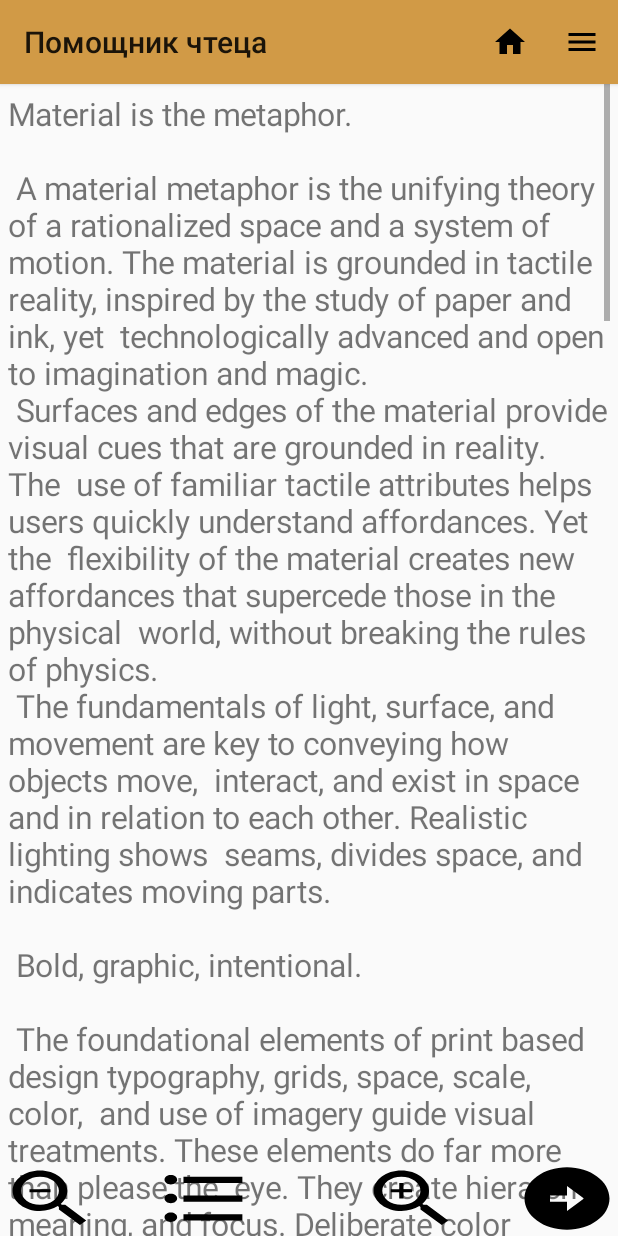
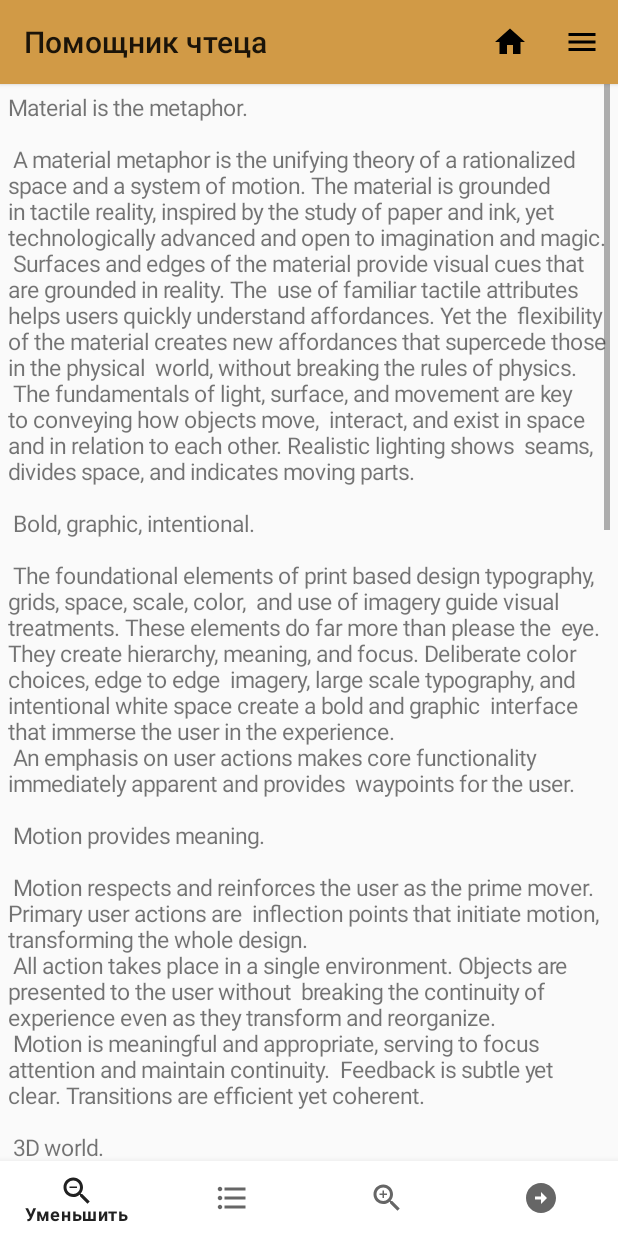
Before and after one commit to haniko135/akafist_mobile_app, an Android app: the PrayerFragment screen opened through its navigation route, on a phone screen of 412 x 824 dp. Run offline under Robolectric (Android 15) with nearby library versions, the phone set to English and light mode, and no system bars; network calls fail; 1 statement that could not run was skipped.

Commit message:
add global variables and bottomNavView to Prayer

```diff
--- a/app/src/main/AndroidManifest.xml
+++ b/app/src/main/AndroidManifest.xml
@@ -10,6 +10,7 @@
     <uses-permission android:name="android.permission.MANAGE_EXTERNAL_STORAGE"/>
 
     <application
+        android:name=".AkafistApplication"
         android:allowBackup="true"
         android:dataExtractionRules="@xml/data_extraction_rules"
         android:fullBackupContent="@xml/backup_rules"
--- a/app/src/main/java/com/example/akafist/MainActivity.java
+++ b/app/src/main/java/com/example/akafist/MainActivity.java
@@ -29,6 +29,7 @@ import java.nio.file.Path;
 public class MainActivity extends AppCompatActivity {
 
     public ActivityMainBinding binding;
+    public boolean isChecked = false;
     NavController navController;
 
     @Override
@@ -37,6 +38,9 @@ public class MainActivity extends AppCompatActivity {
         super.onPostResume();
         binding = ActivityMainBinding.inflate(getLayoutInflater());
         setContentView(binding.getRoot());
+
+        /*AkafistApplication akafistApplication = (AkafistApplication)getApplication();
+        isChecked = akafistApplication.globalIsChecked;*/
 
         Toolbar supToolBar = findViewById(R.id.supToolBar);
         setSupportActionBar(supToolBar);
@@ -47,25 +51,7 @@ public class MainActivity extends AppCompatActivity {
                 (NavHostFragment) getSupportFragmentManager().findFragmentById(R.id.nav_fragment);
 
         navController = navHostFragment.getNavController();
-
-
         navController.setGraph(R.navigation.routes);
-
-        //binding.bNav.setOnItemSelectedListener(obItList);
-        /*binding.bNav.setOnItemSelectedListener(new NavigationBarView.OnItemSelectedListener() {
-            @Override
-            public boolean onNavigationItemSelected(@NonNull MenuItem item) {
-                switch (item.getItemId()) {
-                    case R.id.homeFragment:
-                        navController.navigate(R.id.action_global_home2);
-                        return true;
-                    case R.id.menuFragment:
-                        navController.navigate(R.id.action_global_menu);
-                        return true;
-                }
-                return true;
-            }
-        });*/
 
     }
 
--- a/app/src/main/java/com/example/akafist/fragments/PrayerFragment.java
+++ b/app/src/main/java/com/example/akafist/fragments/PrayerFragment.java
@@ -10,12 +10,14 @@ import androidx.navigation.fragment.FragmentKt;
 import android.util.Log;
 import android.util.TypedValue;
 import android.view.LayoutInflater;
+import android.view.MenuItem;
 import android.view.View;
 import android.view.ViewGroup;
 import android.widget.TextView;
 
 import com.example.akafist.R;
 import com.example.akafist.databinding.FragmentPrayerBinding;
+import com.google.android.material.navigation.NavigationBarView;
 
 /**
  * A simple {@link Fragment} subclass.
@@ -28,15 +30,14 @@ public class PrayerFragment extends Fragment {
     private float textSize;
     private int prevMenu;
     private int largeText;
+    FragmentPrayerBinding binding;
 
     public PrayerFragment() {
         // Required empty public constructor
     }
 
-    // TODO: Rename and change types and number of parameters
     public static PrayerFragment newInstance() {
-        PrayerFragment fragment = new PrayerFragment();
-        return fragment;
+        return new PrayerFragment();
     }
 
     @Override
@@ -49,7 +50,7 @@ public class PrayerFragment extends Fragment {
         super.onViewCreated(view, savedInstanceState);
         textPrayer = getActivity().findViewById(R.id.text_prayer);
         textSize = getResources().getDimension(R.dimen.text_prayer);
-        textPrayer.setTextSize(TypedValue.applyDimension(TypedValue.COMPLEX_UNIT_PX, textSize, getContext().getResources().getDisplayMetrics()));
+        textPrayer.setTextSize(convertToPx());
         textPrayer.setText(largeText);
         Log.i("PRAYER", Float.toString(textSize));
     }
@@ -62,41 +63,40 @@ public class PrayerFragment extends Fragment {
             largeText = getArguments().getInt("largeText");
         }
 
-        View view = inflater.inflate(R.layout.fragment_prayer, container, false);
+        binding = FragmentPrayerBinding.inflate(getLayoutInflater());
 
-        view.findViewById(R.id.zoom_out).setOnClickListener(new View.OnClickListener() {
+        binding.prayerOptions.setOnItemSelectedListener(new NavigationBarView.OnItemSelectedListener() {
             @Override
-            public void onClick(View view) {
+            public boolean onNavigationItemSelected(@NonNull MenuItem item) {
+                switch (item.getItemId()){
+                    case R.id.zoom_out:
                         textSize--;
-                textPrayer.setTextSize(TypedValue.applyDimension(TypedValue.COMPLEX_UNIT_PX, textSize, getContext().getResources().getDisplayMetrics()));
+                        textPrayer.setTextSize(convertToPx());
                         Log.i("PRAYER", Float.toString(textSize));
-            }
-        });
-
-        view.findViewById(R.id.zoom_in).setOnClickListener(new View.OnClickListener() {
-            @Override
-            public void onClick(View view) {
+                        return true;
+                    case R.id.to_menu:
+                        FragmentKt.findNavController(getParentFragment()).navigate(prevMenu);
+                        return true;
+                    case R.id.zoom_in:
                         textSize++;
-                textPrayer.setTextSize(TypedValue.applyDimension(TypedValue.COMPLEX_UNIT_PX, textSize, getContext().getResources().getDisplayMetrics()));
+                        textPrayer.setTextSize(convertToPx());
                         Log.i("PRAYER", Float.toString(textSize));
-            }
-        });
-        view.findViewById(R.id.to_menu).setOnClickListener(new View.OnClickListener() {
-            @Override
-            public void onClick(View view) {
-                FragmentKt.findNavController(getParentFragment()).navigate(prevMenu);
-            }
-        });
-        view.findViewById(R.id.next_prayer).setOnClickListener(new View.OnClickListener() {
-            @Override
-            public void onClick(View view) {
+                        return true;
+                    case R.id.next_prayer:
                         Bundle bundle = new Bundle();
                         bundle.putInt("prevMenu", prevMenu);
                         bundle.putInt("largeText", R.string.large_text);
                         FragmentKt.findNavController(getParentFragment()).navigate(R.id.action_prayerFragment_self, bundle);
+                        return true;
+                }
+                return true;
             }
         });
 
-        return view;
+        return binding.getRoot();
+    }
+
+    private float convertToPx(){
+        return TypedValue.applyDimension(TypedValue.COMPLEX_UNIT_PX, textSize, getContext().getResources().getDisplayMetrics());
     }
 }
--- a/app/src/main/res/layout/fragment_prayer.xml
+++ b/app/src/main/res/layout/fragment_prayer.xml
@@ -29,50 +29,20 @@
                 android:layout_height="wrap_content"
                 android:textSize="@dimen/text_prayer"
                 android:text="@string/large_text" />
+
         </LinearLayout>
     </ScrollView>
 
-    <LinearLayout
+    <com.google.android.material.bottomnavigation.BottomNavigationView
         android:id="@+id/prayer_options"
         android:layout_width="match_parent"
         android:layout_height="50dp"
-        android:gravity="bottom"
-        android:orientation="horizontal"
         app:layout_constraintBottom_toBottomOf="parent"
+        app:layout_constraintStart_toStartOf="parent"
         app:layout_constraintEnd_toEndOf="parent"
-        app:layout_constraintStart_toStartOf="parent">
-
-        <TextView
-            android:id="@+id/zoom_out"
-            android:layout_width="wrap_content"
-            android:layout_height="match_parent"
-            android:layout_weight="1"
-            android:background="@drawable/ic_baseline_zoom_out_24" />
-
-        <TextView
-            android:id="@+id/to_menu"
-            android:layout_width="wrap_content"
-            android:layout_height="match_parent"
-            android:layout_weight="1"
-            android:layout_marginHorizontal="35dp"
-            android:background="@drawable/ic_baseline_format_list_bulleted_24" />
-
-        <TextView
-            android:id="@+id/zoom_in"
-            android:layout_width="wrap_content"
-            android:layout_height="match_parent"
-            android:layout_weight="1"
-            android:layout_marginHorizontal="35dp"
-            android:background="@drawable/ic_baseline_zoom_in_24" />
-
-        <TextView
-            android:id="@+id/next_prayer"
-            android:layout_width="wrap_content"
-            android:layout_height="match_parent"
-            android:layout_weight="1"
-            android:background="@drawable/ic_baseline_arrow_circle_right_24" />
+        app:menu="@menu/prayer_menu"
+        android:theme="@style/Theme.MaterialComponents.Light.DarkActionBar"
+        />
 
 
-    </LinearLayout>
-
 </androidx.constraintlayout.widget.ConstraintLayout>
--- /dev/null
+++ b/app/src/main/res/menu/prayer_menu.xml
@@ -0,0 +1,28 @@
+<?xml version="1.0" encoding="utf-8"?>
+<menu xmlns:android="http://schemas.android.com/apk/res/android"
+    xmlns:app="http://schemas.android.com/apk/res-auto">
+
+    <item
+        android:id="@+id/zoom_out"
+        android:title="Уменьшить"
+        android:icon="@drawable/ic_baseline_zoom_out_24"
+        app:showAsAction="always"/>
+
+    <item
+        android:id="@+id/to_menu"
+        android:title="Увеличить"
+        android:icon="@drawable/ic_baseline_format_list_bulleted_24"
+        app:showAsAction="always"/>
+
+    <item
+        android:id="@+id/zoom_in"
+        android:title="Увеличить"
+        android:icon="@drawable/ic_baseline_zoom_in_24"
+        app:showAsAction="always"/>
+
+    <item
+        android:id="@+id/next_prayer"
+        android:title="Увеличить"
+        android:icon="@drawable/ic_baseline_arrow_circle_right_24"
+        app:showAsAction="always"/>
+</menu>
--- a/app/src/main/res/values/dimens.xml
+++ b/app/src/main/res/values/dimens.xml
@@ -1,4 +1,4 @@
 <resources>
     <dimen name="text_margin">16dp</dimen>
-    <dimen name="text_prayer">14sp</dimen>
+    <dimen name="text_prayer">10sp</dimen>
 </resources>
```
Also changed, not shown: app/src/main/java/com/example/akafist/AkafistApplication.java (added, +7 -0 lines), app/src/main/java/com/example/akafist/fragments/LinksFragment.java (+41 -12 lines), app/src/main/res/layout/fragment_links.xml (+40 -0 lines). Lines whose indentation alone changed are shown as unchanged.
